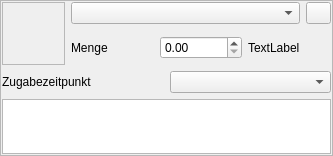
Above: source/ui/ErweiterteZutat.ui from Gremmel/kleiner-brauhelfer before the change. Below: the same form after it.
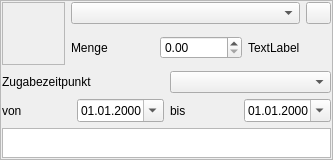
That is the form after the change. Icons and pictures are not drawn. Custom widgets are drawn as their Qt base class.

```diff
--- a/source/ui/ErweiterteZutat.ui
+++ b/source/ui/ErweiterteZutat.ui
@@ -209,6 +209,47 @@
         </layout>
        </widget>
       </item>
+      <item>
+       <layout class="QHBoxLayout" name="horizontalLayout_5">
+        <property name="topMargin">
+         <number>0</number>
+        </property>
+        <item>
+         <widget class="QLabel" name="label_von">
+          <property name="text">
+           <string>von</string>
+          </property>
+         </widget>
+        </item>
+        <item>
+         <widget class="QDateEdit" name="dateEdit_zugabezeitpunkt_von">
+          <property name="displayFormat">
+           <string>dd.MM.yyyy</string>
+          </property>
+          <property name="calendarPopup">
+           <bool>true</bool>
+          </property>
+         </widget>
+        </item>
+        <item>
+         <widget class="QLabel" name="label_bis">
+          <property name="text">
+           <string>bis</string>
+          </property>
+         </widget>
+        </item>
+        <item>
+         <widget class="QDateEdit" name="dateEdit_zugabezeitpunkt_bis">
+          <property name="displayFormat">
+           <string>dd.MM.yyyy</string>
+          </property>
+          <property name="calendarPopup">
+           <bool>true</bool>
+          </property>
+         </widget>
+        </item>
+       </layout>
+      </item>
       <item>
        <widget class="QTextEdit" name="textEdit_Komentar">
         <property name="minimumSize">
```
